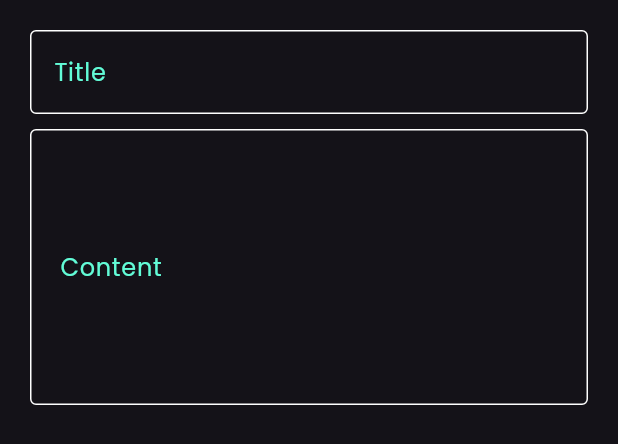
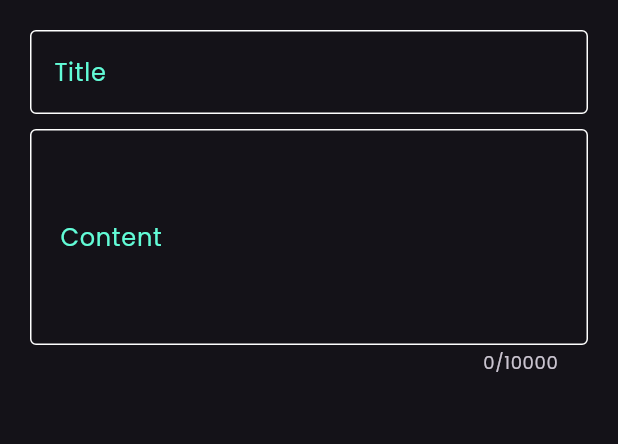
Before and after one commit to hamza-alhinawi/Note_App, a Flutter app: the AddNoteBottomSheet widget shown alone on an empty page, opened directly, on a phone screen of 412 x 824 dp. Shown: the top 444 px of the screen. Run offline on Flutter 3.47's test engine with Material 3 defaults, Android fonts, the phone set to English and light mode, and no system bars.

Commit message:
add filed bottom sheet

```diff
--- a/lib/widgets/add_bottom_sheet.dart
+++ b/lib/widgets/add_bottom_sheet.dart
@@ -14,9 +14,10 @@ class AddNoteBottomSheet extends StatelessWidget {
           CustomTextField(hintText: 'Write a Title', labelText: 'Title'),
           SizedBox(height: 10),
           CustomTextField(
-            padding: EdgeInsets.symmetric(vertical: 80, horizontal: 16),
+            padding: EdgeInsets.symmetric(vertical: 60, horizontal: 16),
             hintText: 'Write a Content',
             labelText: 'Content',
+            maxLines: 10000,
           ),
         ],
       ),
--- a/lib/widgets/custom_text_field.dart
+++ b/lib/widgets/custom_text_field.dart
@@ -7,13 +7,16 @@ class CustomTextField extends StatelessWidget {
     this.padding,
     required this.hintText,
     required this.labelText,
+    this.maxLines,
   });
   final EdgeInsets? padding;
   final String? hintText;
   final String? labelText;
+  final int? maxLines;
   @override
   Widget build(BuildContext context) {
     return TextField(
+      maxLength: maxLines,
       cursorColor: kPrimaryColor,
       style: TextStyle(color: Colors.black),
       decoration: InputDecoration(
```
